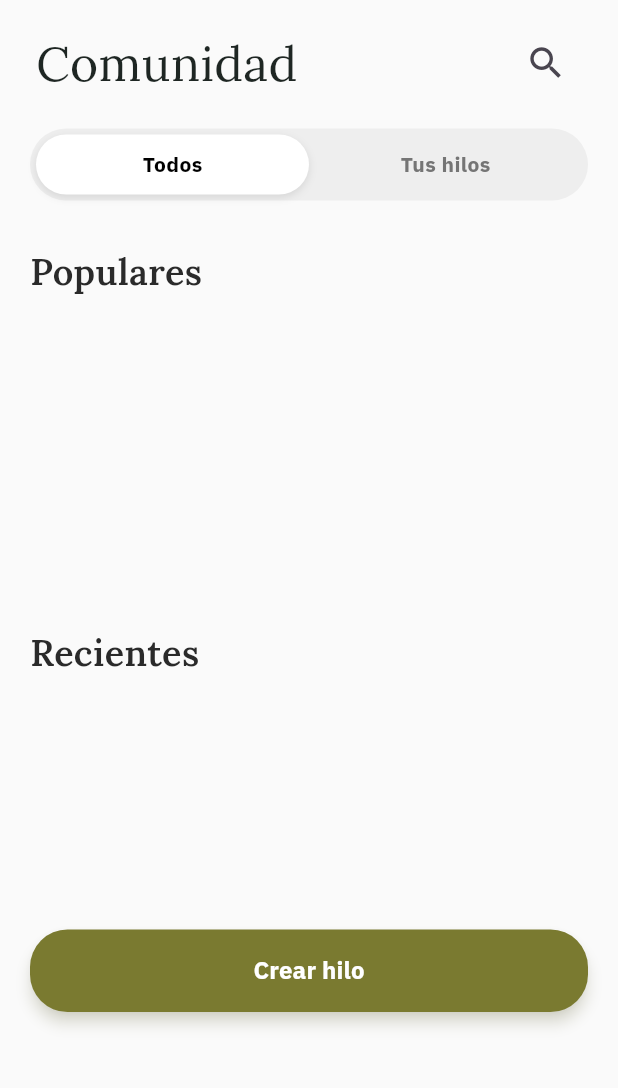
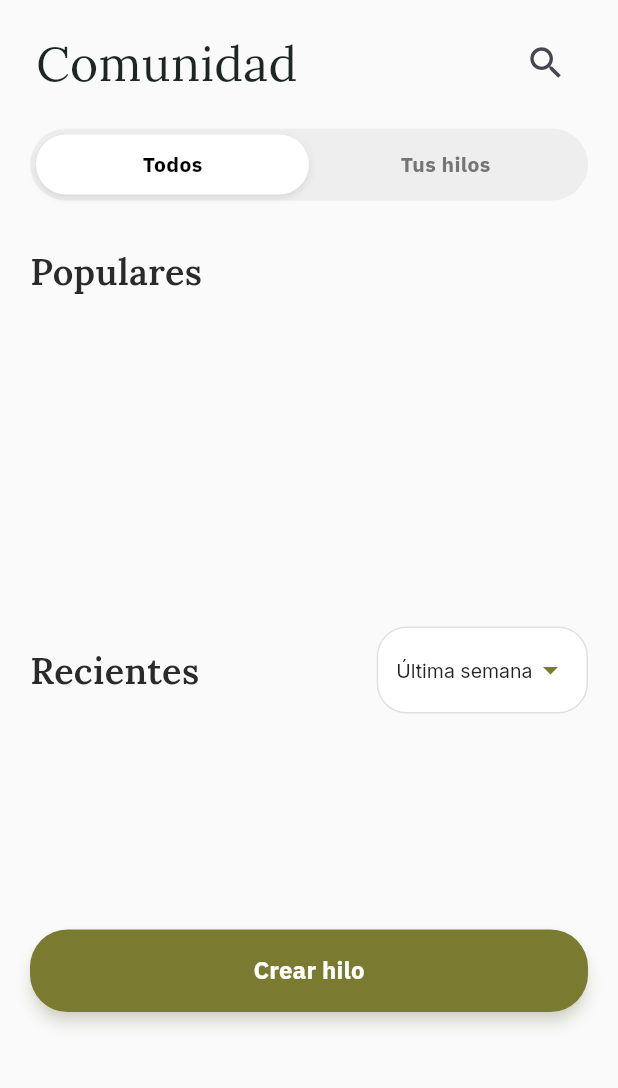
Before and after one commit to ScriptedBug/VitIA, a Flutter app: the ForoPage screen opened directly, on a phone screen of 412 x 824 dp, the part 59-1147 px from its top. Run offline on Flutter 3.47's test engine with Material 3 defaults, Android fonts, the phone set to English and light mode, and no system bars; our stand-ins replace cached_network_image, camera, dio, flutter_linkify, flutter_map, flutter_riverpod and 8 more; accounts and stored records are empty; network calls fail.

Commit message:
Filtro de temporalidad en recientes done

```diff
--- a/frontend/lib/pages/library/foro_page.dart
+++ b/frontend/lib/pages/library/foro_page.dart
@@ -28,6 +28,7 @@ class _ForoPageState extends State<ForoPage>
   bool _isSearching = false;
   final TextEditingController _searchController = TextEditingController();
   String _searchQuery = "";
+  String _selectedTimeFilter = "Última semana"; // Filtro de tiempo por defecto
 
   @override
   void initState() {
@@ -122,6 +123,7 @@ class _ForoPageState extends State<ForoPage>
             'user': nombreUsuario,
             'time': _formatearFecha(
                 item['fecha_publicacion'] ?? item['fecha_creacion']),
+            'rawDate': item['fecha_publicacion'] ?? item['fecha_creacion'], // Guardar fecha cruda para filtrar
             'image': imagenUrl,
             'likes': item['likes'] ?? 0,
             'comments': (item['comentarios'] as List?)?.length ?? 0,
@@ -133,14 +135,45 @@ class _ForoPageState extends State<ForoPage>
         .cast<Map<String, dynamic>>();
   }
 
-  List<Map<String, dynamic>> _getFilteredList(List<Map<String, dynamic>> list) {
-    if (_searchQuery.isEmpty) return list;
-    return list.where((post) {
+  List<Map<String, dynamic>> _getFilteredList(List<Map<String, dynamic>> list, {bool applyTimeFilter = false}) {
+    // 1. Filtro de búsqueda (siempre aplica)
+    List<Map<String, dynamic>> result = list;
+    if (_searchQuery.isNotEmpty) {
+      result = result.where((post) {
         final title = post['titulo'].toString().toLowerCase();
         final content = post['text'].toString().toLowerCase();
         final query = _searchQuery.toLowerCase();
         return title.contains(query) || content.contains(query);
       }).toList();
+    }
+
+    // 2. Filtro de tiempo (opcional, solo para Recientes por ahora)
+    if (applyTimeFilter && _selectedTimeFilter != "Todos") {
+      final now = DateTime.now();
+      result = result.where((post) {
+        if (post['rawDate'] == null) return false; // Si hay filtro activo y no tiene fecha, ocultar (o true según prefieras, asumo ocultar para estricto)
+        try {
+          final date = DateTime.parse(post['rawDate']);
+          // Usamos difference en Duration y convertimos a días
+          final diff = now.difference(date).inDays;
+
+          switch (_selectedTimeFilter) {
+            case "Última semana":
+              return diff >= 0 && diff <= 7;
+            case "Último mes":
+              return diff >= 0 && diff <= 31;
+            case "Último año":
+              return diff >= 0 && diff <= 365;
+            default:
+              return true;
+          }
+        } catch (e) {
+          return false;
+        }
+      }).toList();
+    }
+
+    return result;
   }
   String _formatearFecha(String? fechaIso) {
     if (fechaIso == null) return "Reciente";
@@ -303,15 +336,49 @@ class _ForoPageState extends State<ForoPage>
                           ),
                         ],
 
-                        // 4. RECIENTES (Encabezado)
+                        // 4. RECIENTES (Encabezado con Dropdown)
                         SliverToBoxAdapter(
                           child: Padding(
                             padding: const EdgeInsets.fromLTRB(20, 30, 20, 10),
-                            child: Text("Recientes",
+                            child: Row(
+                              mainAxisAlignment: MainAxisAlignment.spaceBetween,
+                              children: [
+                                Text("Recientes",
                                     style: GoogleFonts.lora(
                                         fontSize: 24,
                                         fontWeight: FontWeight.w600,
                                         color: const Color(0xFF2A2A2A))),
+
+                                // Dropdown Filtro
+                                Container(
+                                  padding: const EdgeInsets.symmetric(horizontal: 12, vertical: 4),
+                                  decoration: BoxDecoration(
+                                    color: Colors.white,
+                                    borderRadius: BorderRadius.circular(20),
+                                    border: Border.all(color: Colors.grey.shade300),
+                                  ),
+                                  child: DropdownButtonHideUnderline(
+                                    child: DropdownButton<String>(
+                                      value: _selectedTimeFilter,
+                                      icon: const Icon(Icons.arrow_drop_down, color: Color(0xFF7A7A30)),
+                                      style: GoogleFonts.inter(fontSize: 13, color: Colors.black87),
+                                      items: ["Todos", "Última semana", "Último mes", "Último año"]
+                                          .map((String value) {
+                                        return DropdownMenuItem<String>(
+                                          value: value,
+                                          child: Text(value),
+                                        );
+                                      }).toList(),
+                                      onChanged: (newValue) {
+                                        if (newValue != null) {
+                                          setState(() => _selectedTimeFilter = newValue);
+                                        }
+                                      },
+                                    ),
+                                  ),
+                                ),
+                              ],
+                            ),
                           ),
                         ),
 
@@ -329,7 +396,7 @@ class _ForoPageState extends State<ForoPage>
                                     final activeList = _selectedTab == 0
                                         ? _publicacionesTodas
                                         : _publicacionesMias;
-                                    final filteredList = _getFilteredList(activeList);
+                                    final filteredList = _getFilteredList(activeList, applyTimeFilter: true);
                                     return _RecentCard(
                                       post: filteredList[index],
                                       onTap: () async {
@@ -347,7 +414,7 @@ class _ForoPageState extends State<ForoPage>
                                   },
                                   childCount: _getFilteredList(_selectedTab == 0
                                           ? _publicacionesTodas
-                                          : _publicacionesMias)
+                                          : _publicacionesMias, applyTimeFilter: true)
                                       .length,
                                 ),
                               ),
```
Lines whose indentation alone changed are shown as unchanged.
